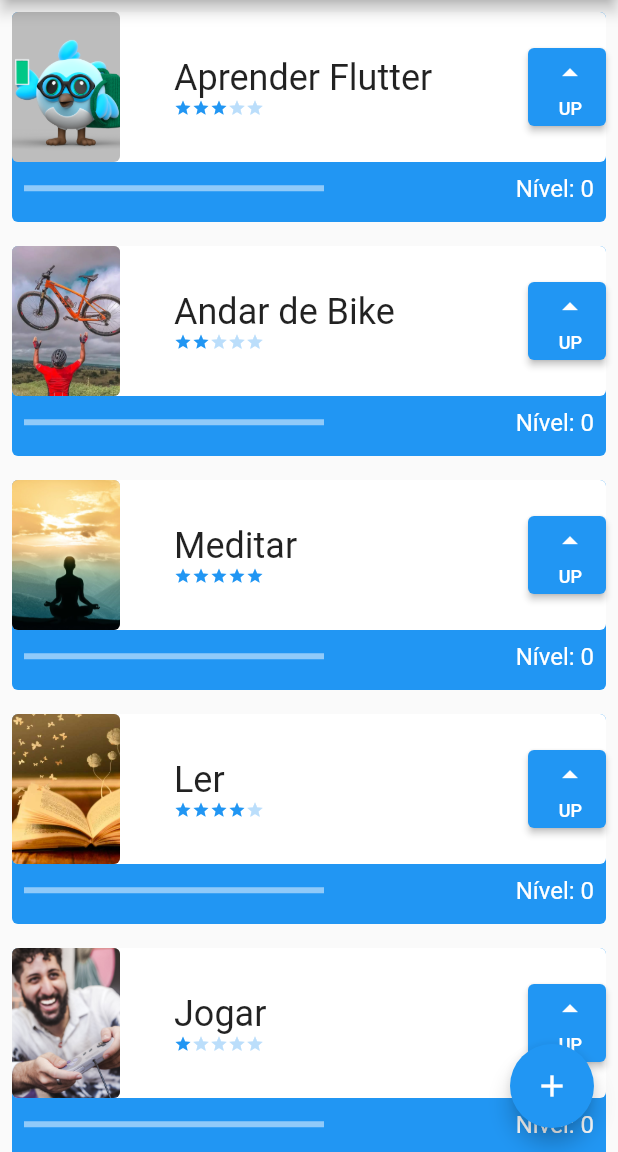
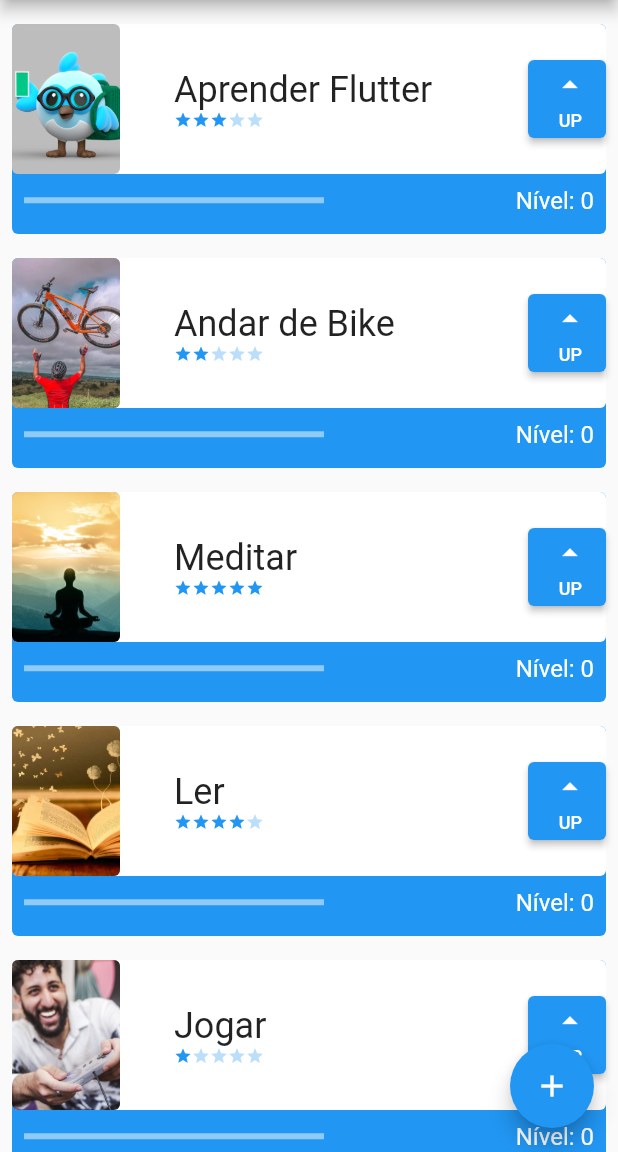
Before and after one commit to rmennna/app_tarefas, a Flutter app: the screen it shows after launch, on a phone screen of 412 x 824 dp, the part 84-1236 px from its top. Run offline on Flutter 3.47's test engine with Material 2 defaults, Android fonts, the phone set to English and light mode, and no system bars.

Commit message:
checking if the image is from assets or from the internet

```diff
--- a/lib/components/task.dart
+++ b/lib/components/task.dart
@@ -15,6 +15,13 @@ class Task extends StatefulWidget {
 
 class _TaskState extends State<Task> {
   int nivel = 0;
+
+  bool assetOrNetWork() {
+    if (widget.foto.contains('http')) {
+      return false;
+    }
+    return true;
+  }
 
   @override
   Widget build(BuildContext context) {
@@ -49,10 +56,9 @@ class _TaskState extends State<Task> {
                       height: 100,
                       child: ClipRRect(
                         borderRadius: BorderRadius.circular(4),
-                        child: Image.asset(
-                          widget.foto,
-                          fit: BoxFit.cover,
-                        ),
+                        child: assetOrNetWork()
+                            ? Image.asset(widget.foto, fit: BoxFit.cover)
+                            : Image.network(widget.foto, fit: BoxFit.cover),
                       ),
                     ),
                     Column(
--- a/lib/screens/inicial_screen.dart
+++ b/lib/screens/inicial_screen.dart
@@ -19,6 +19,7 @@ class _InitialScreenState extends State<InitialScreen> {
         title: const Text('Tarefas'),
       ),
       body: ListView(
+        padding: const EdgeInsets.only(top: 8, bottom: 70),
         children: TaskInherited.of(context).taskList,
       ),
       floatingActionButton: FloatingActionButton(
@@ -26,7 +27,7 @@ class _InitialScreenState extends State<InitialScreen> {
           Navigator.push(
             context,
             MaterialPageRoute(
-              builder: (contextNew) => FormScreen(taskContext: context,),
+              builder: (contextNew) => FormScreen(taskContext: context),
             ),
           );
         },
```
